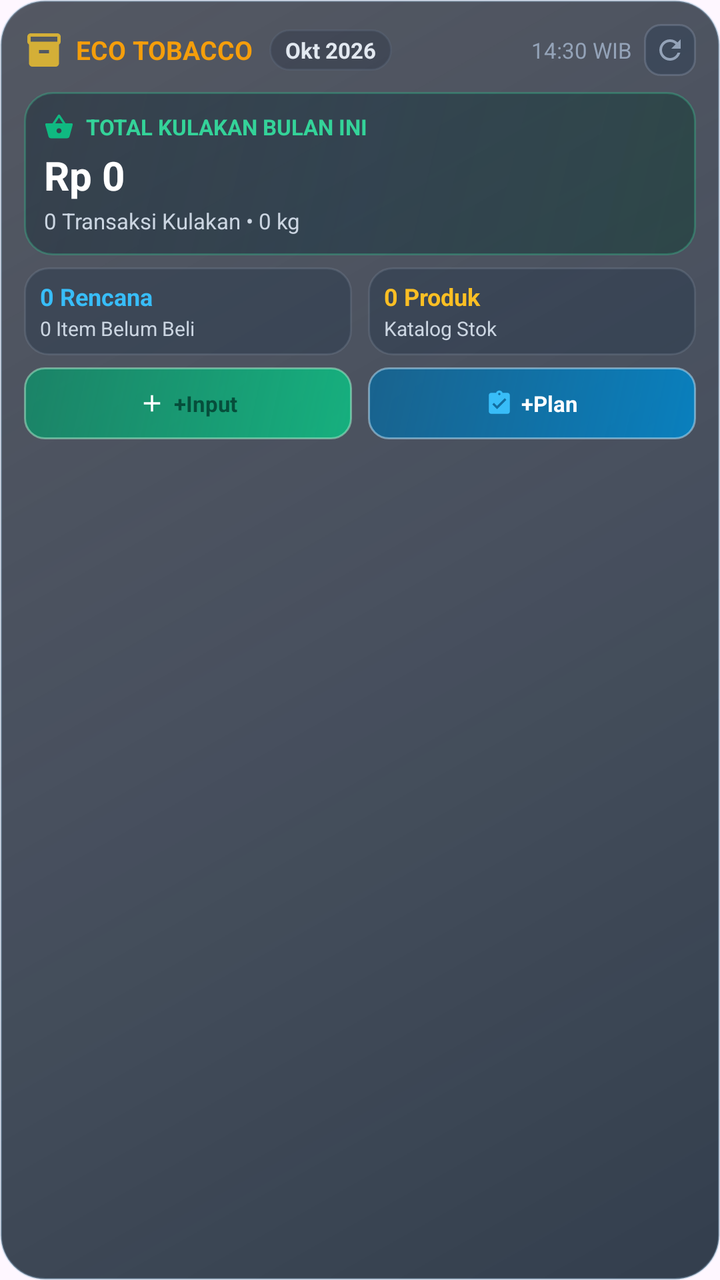
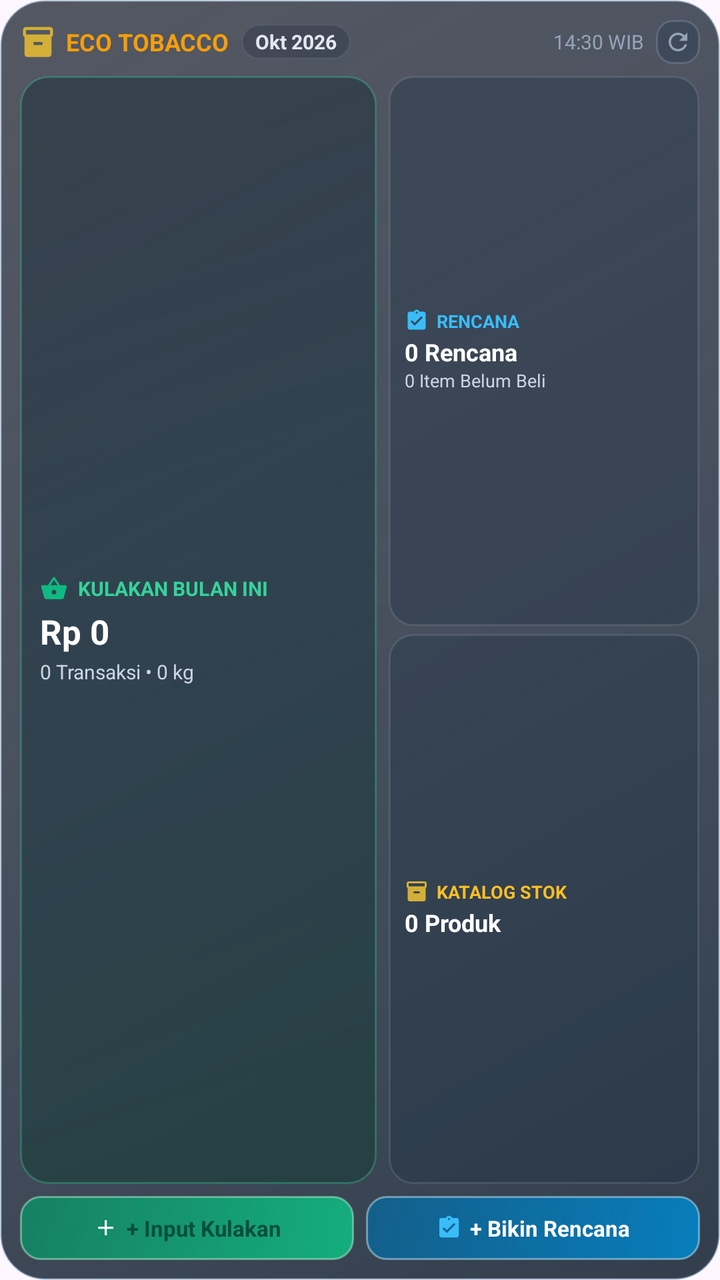

An Android layout rendered at two revisions. The XML below is the earlier revision; the diff shows what the commit changed to produce the second picture.
<!-- AndroidManifest.xml: application theme Theme.EcoTobacco -->
<!-- res/layout/widget_tobacco_dashboard.xml -->
<?xml version="1.0" encoding="utf-8"?>
<LinearLayout xmlns:android="http://schemas.android.com/apk/res/android"
    android:id="@+id/widget_root"
    android:layout_width="match_parent"
    android:layout_height="match_parent"
    android:background="@drawable/widget_background"
    android:orientation="vertical"
    android:padding="12dp">

    
    <LinearLayout
        android:id="@+id/widget_header"
        android:layout_width="match_parent"
        android:layout_height="wrap_content"
        android:gravity="center_vertical"
        android:orientation="horizontal">

        <ImageView
            android:layout_width="20dp"
            android:layout_height="20dp"
            android:contentDescription="@string/app_name"
            android:src="@drawable/ic_widget_inventory" />

        <TextView
            android:layout_width="wrap_content"
            android:layout_height="wrap_content"
            android:layout_marginStart="6dp"
            android:ellipsize="end"
            android:maxLines="1"
            android:singleLine="true"
            android:text="ECO TOBACCO"
            android:textColor="#F59E0B"
            android:textSize="13sp"
            android:textStyle="bold" />

        <TextView
            android:id="@+id/widget_tv_month_badge"
            android:layout_width="wrap_content"
            android:layout_height="wrap_content"
            android:layout_marginStart="8dp"
            android:background="@drawable/widget_badge_bg"
            android:ellipsize="end"
            android:maxLines="1"
            android:paddingHorizontal="8dp"
            android:paddingVertical="3dp"
            android:singleLine="true"
            android:text="Okt 2026"
            android:textColor="#E2E8F0"
            android:textSize="11sp"
            android:textStyle="bold" />

        <FrameLayout
            android:layout_width="0dp"
            android:layout_height="1dp"
            android:layout_weight="1" />

        <TextView
            android:id="@+id/widget_tv_last_update"
            android:layout_width="wrap_content"
            android:layout_height="wrap_content"
            android:layout_marginEnd="6dp"
            android:ellipsize="end"
            android:maxLines="1"
            android:singleLine="true"
            android:text="14:30 WIB"
            android:textColor="#94A3B8"
            android:textSize="11sp" />

        <ImageView
            android:id="@+id/btn_widget_refresh"
            android:layout_width="26dp"
            android:layout_height="26dp"
            android:background="@drawable/widget_btn_bg"
            android:contentDescription="Segarkan Data"
            android:padding="5dp"
            android:src="@drawable/ic_widget_refresh" />
    </LinearLayout>

    
    <LinearLayout
        android:id="@+id/card_widget_hero"
        android:layout_width="match_parent"
        android:layout_height="wrap_content"
        android:layout_marginTop="8dp"
        android:background="@drawable/widget_hero_card_bg"
        android:orientation="vertical"
        android:padding="10dp">

        <LinearLayout
            android:layout_width="match_parent"
            android:layout_height="wrap_content"
            android:gravity="center_vertical"
            android:orientation="horizontal">

            <ImageView
                android:layout_width="15dp"
                android:layout_height="15dp"
                android:contentDescription="Kulakan"
                android:src="@drawable/ic_widget_cart" />

            <TextView
                android:layout_width="wrap_content"
                android:layout_height="wrap_content"
                android:layout_marginStart="6dp"
                android:ellipsize="end"
                android:maxLines="1"
                android:singleLine="true"
                android:text="TOTAL KULAKAN BULAN INI"
                android:textColor="#34D399"
                android:textSize="11sp"
                android:textStyle="bold" />
        </LinearLayout>

        <TextView
            android:id="@+id/widget_tv_total_kulakan_amount"
            android:layout_width="wrap_content"
            android:layout_height="wrap_content"
            android:layout_marginTop="3dp"
            android:ellipsize="end"
            android:maxLines="1"
            android:singleLine="true"
            android:text="Rp 0"
            android:textColor="#FFFFFF"
            android:textSize="20sp"
            android:textStyle="bold" />

        <TextView
            android:id="@+id/widget_tv_kulakan_stats"
            android:layout_width="wrap_content"
            android:layout_height="wrap_content"
            android:layout_marginTop="2dp"
            android:ellipsize="end"
            android:maxLines="1"
            android:singleLine="true"
            android:text="0 Transaksi Kulakan • 0 kg"
            android:textColor="#CBD5E1"
            android:textSize="11sp" />
    </LinearLayout>

    
    <LinearLayout
        android:layout_width="match_parent"
        android:layout_height="wrap_content"
        android:layout_marginTop="6dp"
        android:layout_marginBottom="6dp"
        android:baselineAligned="false"
        android:orientation="horizontal">

        
        <LinearLayout
            android:id="@+id/card_widget_plans"
            android:layout_width="0dp"
            android:layout_height="44dp"
            android:layout_marginEnd="4dp"
            android:layout_weight="1"
            android:background="@drawable/widget_card_bg"
            android:gravity="center_vertical"
            android:orientation="vertical"
            android:paddingHorizontal="8dp"
            android:paddingVertical="4dp">

            <TextView
                android:id="@+id/widget_tv_active_plans"
                android:layout_width="wrap_content"
                android:layout_height="wrap_content"
                android:ellipsize="end"
                android:maxLines="1"
                android:singleLine="true"
                android:text="0 Rencana"
                android:textColor="#38BDF8"
                android:textSize="12sp"
                android:textStyle="bold" />

            <TextView
                android:id="@+id/widget_tv_plan_items"
                android:layout_width="wrap_content"
                android:layout_height="wrap_content"
                android:layout_marginTop="1dp"
                android:ellipsize="end"
                android:maxLines="1"
                android:singleLine="true"
                android:text="0 Item Belum Beli"
                android:textColor="#CBD5E1"
                android:textSize="10sp" />
        </LinearLayout>

        
        <LinearLayout
            android:id="@+id/card_widget_stock"
            android:layout_width="0dp"
            android:layout_height="44dp"
            android:layout_marginStart="4dp"
            android:layout_weight="1"
            android:background="@drawable/widget_card_bg"
            android:gravity="center_vertical"
            android:orientation="vertical"
            android:paddingHorizontal="8dp"
            android:paddingVertical="4dp">

            <TextView
                android:id="@+id/widget_tv_total_products"
                android:layout_width="wrap_content"
                android:layout_height="wrap_content"
                android:ellipsize="end"
                android:maxLines="1"
                android:singleLine="true"
                android:text="0 Produk"
                android:textColor="#FBBF24"
                android:textSize="12sp"
                android:textStyle="bold" />

            <TextView
                android:layout_width="wrap_content"
                android:layout_height="wrap_content"
                android:layout_marginTop="1dp"
                android:ellipsize="end"
                android:maxLines="1"
                android:singleLine="true"
                android:text="Katalog Stok"
                android:textColor="#CBD5E1"
                android:textSize="10sp" />
        </LinearLayout>
    </LinearLayout>

    
    <LinearLayout
        android:layout_width="match_parent"
        android:layout_height="36dp"
        android:orientation="horizontal">

        
        <LinearLayout
            android:id="@+id/btn_widget_input_kulakan"
            android:layout_width="0dp"
            android:layout_height="match_parent"
            android:layout_marginEnd="4dp"
            android:layout_weight="1"
            android:background="@drawable/widget_btn_kulakan_bg"
            android:gravity="center"
            android:orientation="horizontal"
            android:paddingHorizontal="6dp">

            <ImageView
                android:layout_width="14dp"
                android:layout_height="14dp"
                android:contentDescription="Input Kulakan"
                android:src="@drawable/ic_widget_add" />

            <TextView
                android:layout_width="wrap_content"
                android:layout_height="wrap_content"
                android:layout_marginStart="4dp"
                android:ellipsize="end"
                android:maxLines="1"
                android:singleLine="true"
                android:text="+Input"
                android:textColor="#064E3B"
                android:textSize="11sp"
                android:textStyle="bold" />
        </LinearLayout>

        
        <LinearLayout
            android:id="@+id/btn_widget_bikin_rencana"
            android:layout_width="0dp"
            android:layout_height="match_parent"
            android:layout_marginStart="4dp"
            android:layout_weight="1"
            android:background="@drawable/widget_btn_plan_bg"
            android:gravity="center"
            android:orientation="horizontal"
            android:paddingHorizontal="6dp">

            <ImageView
                android:layout_width="14dp"
                android:layout_height="14dp"
                android:contentDescription="Bikin Rencana"
                android:src="@drawable/ic_widget_plan" />

            <TextView
                android:layout_width="wrap_content"
                android:layout_height="wrap_content"
                android:layout_marginStart="4dp"
                android:ellipsize="end"
                android:maxLines="1"
                android:singleLine="true"
                android:text="+Plan"
                android:textColor="#FFFFFF"
                android:textSize="11sp"
                android:textStyle="bold" />
        </LinearLayout>
    </LinearLayout>
</LinearLayout>
<!-- resources referenced by this layout -->
<resources>
  <!-- drawable ic_widget_add (drawable) -->
  <vector xmlns:android="http://schemas.android.com/apk/res/android"
      android:width="24dp"
      android:height="24dp"
      android:viewportWidth="24"
      android:viewportHeight="24">
      <path
          android:fillColor="#FFFFFFFF"
          android:pathData="M19,13h-6v6h-2v-6H5v-2h6V5h2v6h6v2z" />
  </vector>
  <!-- drawable ic_widget_inventory (drawable) -->
  <vector xmlns:android="http://schemas.android.com/apk/res/android"
      android:width="24dp"
      android:height="24dp"
      android:viewportWidth="24"
      android:viewportHeight="24">
      <path
          android:fillColor="#FFD4AF37"
          android:pathData="M20,2H4C2.9,2 2,2.9 2,4v3.01C2,7.73 2.43,8.35 3,8.7V20c0,1.1 0.9,2 2,2h14c1.1,0 2,-0.9 2,-2V8.7c0.57,-0.35 1,-0.97 1,-1.69V4c0,-1.1 -0.9,-2 -2,-2zm-5,12H9v-2h6v2zm5,-7H4V4h16v3z" />
  </vector>
  <!-- drawable widget_background (drawable) -->
  <?xml version="1.0" encoding="utf-8"?>
  <shape xmlns:android="http://schemas.android.com/apk/res/android"
      android:shape="rectangle">
      
      <gradient
          android:angle="135"
          android:startColor="#D90F1E2E"
          android:centerColor="#C4111E2E"
          android:endColor="#B30B1420"
          android:type="linear" />
      <corners android:radius="22dp" />
      <stroke
          android:width="1dp"
          android:color="#598CB4D2" />
  </shape>
  <!-- drawable widget_badge_bg (drawable) -->
  <?xml version="1.0" encoding="utf-8"?>
  <shape xmlns:android="http://schemas.android.com/apk/res/android"
      android:shape="rectangle">
      
      <solid android:color="#4D1E293B" />
      <corners android:radius="20dp" />
      <stroke
          android:width="1dp"
          android:color="#4064748B" />
  </shape>
  <!-- drawable widget_btn_bg (drawable) -->
  <?xml version="1.0" encoding="utf-8"?>
  <shape xmlns:android="http://schemas.android.com/apk/res/android"
      android:shape="rectangle">
      
      <solid android:color="#5920364F" />
      <corners android:radius="8dp" />
      <stroke
          android:width="1dp"
          android:color="#4D94A3B8" />
  </shape>
  <!-- drawable widget_btn_kulakan_bg (drawable) -->
  <?xml version="1.0" encoding="utf-8"?>
  <shape xmlns:android="http://schemas.android.com/apk/res/android"
      android:shape="rectangle">
      
      <gradient
          android:angle="135"
          android:startColor="#E610B981"
          android:endColor="#B3059669"
          android:type="linear" />
      <corners android:radius="10dp" />
      <stroke
          android:width="1dp"
          android:color="#80A7F3D0" />
  </shape>
  <!-- drawable widget_btn_plan_bg (drawable) -->
  <?xml version="1.0" encoding="utf-8"?>
  <shape xmlns:android="http://schemas.android.com/apk/res/android"
      android:shape="rectangle">
      
      <gradient
          android:angle="135"
          android:startColor="#E60284C7"
          android:endColor="#B30369A1"
          android:type="linear" />
      <corners android:radius="10dp" />
      <stroke
          android:width="1dp"
          android:color="#80BAE6FD" />
  </shape>
  <!-- drawable widget_card_bg (drawable) -->
  <?xml version="1.0" encoding="utf-8"?>
  <shape xmlns:android="http://schemas.android.com/apk/res/android"
      android:shape="rectangle">
      
      <solid android:color="#591A2E44" />
      <corners android:radius="12dp" />
      <stroke
          android:width="1dp"
          android:color="#3394A3B8" />
  </shape>
  <string name="app_name">ECO TOBACCO</string>
  <style name="Theme.EcoTobacco" parent="Theme.Material3.DayNight.NoActionBar">
          <item name="android:statusBarColor">@android:color/transparent</item>
          <item name="android:navigationBarColor">@android:color/transparent</item>
          <item name="android:windowLightStatusBar">true</item>
      </style>
  <!-- unchanged entries left out for length: 4 -->
</resources>

<!-- the commit's change to res/layout/widget_tobacco_dashboard.xml (unified diff, before → after) -->
@@ -5,7 +5,7 @@
     android:layout_height="match_parent"
     android:background="@drawable/widget_background"
     android:orientation="vertical"
-    android:padding="12dp">
+    android:padding="10dp">
 
     
     <LinearLayout
@@ -16,37 +16,37 @@
         android:orientation="horizontal">
 
         <ImageView
-            android:layout_width="20dp"
-            android:layout_height="20dp"
+            android:layout_width="18dp"
+            android:layout_height="18dp"
             android:contentDescription="@string/app_name"
             android:src="@drawable/ic_widget_inventory" />
 
         <TextView
             android:layout_width="wrap_content"
             android:layout_height="wrap_content"
-            android:layout_marginStart="6dp"
+            android:layout_marginStart="5dp"
             android:ellipsize="end"
             android:maxLines="1"
             android:singleLine="true"
             android:text="ECO TOBACCO"
             android:textColor="#F59E0B"
-            android:textSize="13sp"
+            android:textSize="12sp"
             android:textStyle="bold" />
 
         <TextView
             android:id="@+id/widget_tv_month_badge"
             android:layout_width="wrap_content"
             android:layout_height="wrap_content"
-            android:layout_marginStart="8dp"
+            android:layout_marginStart="6dp"
             android:background="@drawable/widget_badge_bg"
             android:ellipsize="end"
             android:maxLines="1"
-            android:paddingHorizontal="8dp"
-            android:paddingVertical="3dp"
+            android:paddingHorizontal="7dp"
+            android:paddingVertical="2dp"
             android:singleLine="true"
             android:text="Okt 2026"
             android:textColor="#E2E8F0"
-            android:textSize="11sp"
+            android:textSize="10sp"
             android:textStyle="bold" />
 
         <FrameLayout
@@ -64,83 +64,23 @@
             android:singleLine="true"
             android:text="14:30 WIB"
             android:textColor="#94A3B8"
-            android:textSize="11sp" />
+            android:textSize="10sp" />
 
         <ImageView
             android:id="@+id/btn_widget_refresh"
-            android:layout_width="26dp"
-            android:layout_height="26dp"
+            android:layout_width="22dp"
+            android:layout_height="22dp"
             android:background="@drawable/widget_btn_bg"
             android:contentDescription="Segarkan Data"
-            android:padding="5dp"
+            android:padding="4dp"
             android:src="@drawable/ic_widget_refresh" />
-    </LinearLayout>
-
-    
-    <LinearLayout
-        android:id="@+id/card_widget_hero"
-        android:layout_width="match_parent"
-        android:layout_height="wrap_content"
-        android:layout_marginTop="8dp"
-        android:background="@drawable/widget_hero_card_bg"
-        android:orientation="vertical"
-        android:padding="10dp">
-
-        <LinearLayout
-            android:layout_width="match_parent"
-            android:layout_height="wrap_content"
-            android:gravity="center_vertical"
-            android:orientation="horizontal">
-
-            <ImageView
-                android:layout_width="15dp"
-                android:layout_height="15dp"
-                android:contentDescription="Kulakan"
-                android:src="@drawable/ic_widget_cart" />
-
-            <TextView
-                android:layout_width="wrap_content"
-                android:layout_height="wrap_content"
-                android:layout_marginStart="6dp"
-                android:ellipsize="end"
-                android:maxLines="1"
-                android:singleLine="true"
-                android:text="TOTAL KULAKAN BULAN INI"
-                android:textColor="#34D399"
-                android:textSize="11sp"
-                android:textStyle="bold" />
-        </LinearLayout>
-
-        <TextView
-            android:id="@+id/widget_tv_total_kulakan_amount"
-            android:layout_width="wrap_content"
-            android:layout_height="wrap_content"
-            android:layout_marginTop="3dp"
-            android:ellipsize="end"
-            android:maxLines="1"
-            android:singleLine="true"
-            android:text="Rp 0"
-            android:textColor="#FFFFFF"
-            android:textSize="20sp"
-            android:textStyle="bold" />
-
-        <TextView
-            android:id="@+id/widget_tv_kulakan_stats"
-            android:layout_width="wrap_content"
-            android:layout_height="wrap_content"
-            android:layout_marginTop="2dp"
-            android:ellipsize="end"
-            android:maxLines="1"
-            android:singleLine="true"
-            android:text="0 Transaksi Kulakan • 0 kg"
-            android:textColor="#CBD5E1"
-            android:textSize="11sp" />
     </LinearLayout>
 
     
     <LinearLayout
         android:layout_width="match_parent"
-        android:layout_height="wrap_content"
+        android:layout_height="0dp"
+        android:layout_weight="1"
         android:layout_marginTop="6dp"
         android:layout_marginBottom="6dp"
         android:baselineAligned="false"
@@ -148,84 +88,195 @@
 
         
         <LinearLayout
-            android:id="@+id/card_widget_plans"
-            android:layout_width="0dp"
-            android:layout_height="44dp"
-            android:layout_marginEnd="4dp"
-            android:layout_weight="1"
-            android:background="@drawable/widget_card_bg"
+            android:id="@+id/card_widget_hero"
+            android:layout_width="0dp"
+            android:layout_height="match_parent"
+            android:layout_weight="1.15"
+            android:background="@drawable/widget_hero_card_bg"
             android:gravity="center_vertical"
             android:orientation="vertical"
-            android:paddingHorizontal="8dp"
-            android:paddingVertical="4dp">
+            android:paddingHorizontal="10dp"
+            android:paddingVertical="8dp">
+
+            <LinearLayout
+                android:layout_width="match_parent"
+                android:layout_height="wrap_content"
+                android:gravity="center_vertical"
+                android:orientation="horizontal">
+
+                <ImageView
+                    android:layout_width="14dp"
+                    android:layout_height="14dp"
+                    android:contentDescription="Kulakan"
+                    android:src="@drawable/ic_widget_cart" />
+
+                <TextView
+                    android:layout_width="wrap_content"
+                    android:layout_height="wrap_content"
+                    android:layout_marginStart="5dp"
+                    android:ellipsize="end"
+                    android:maxLines="1"
+                    android:singleLine="true"
+                    android:text="KULAKAN BULAN INI"
+                    android:textColor="#34D399"
+                    android:textSize="10sp"
+                    android:textStyle="bold" />
+            </LinearLayout>
 
             <TextView
-                android:id="@+id/widget_tv_active_plans"
+                android:id="@+id/widget_tv_total_kulakan_amount"
                 android:layout_width="wrap_content"
                 android:layout_height="wrap_content"
+                android:layout_marginTop="3dp"
                 android:ellipsize="end"
                 android:maxLines="1"
                 android:singleLine="true"
-                android:text="0 Rencana"
-                android:textColor="#38BDF8"
-                android:textSize="12sp"
+                android:text="Rp 0"
+                android:textColor="#FFFFFF"
+                android:textSize="17sp"
                 android:textStyle="bold" />
 
             <TextView
-                android:id="@+id/widget_tv_plan_items"
+                android:id="@+id/widget_tv_kulakan_stats"
                 android:layout_width="wrap_content"
                 android:layout_height="wrap_content"
-                android:layout_marginTop="1dp"
+                android:layout_marginTop="2dp"
                 android:ellipsize="end"
                 android:maxLines="1"
                 android:singleLine="true"
-                android:text="0 Item Belum Beli"
+                android:text="0 Transaksi • 0 kg"
                 android:textColor="#CBD5E1"
                 android:textSize="10sp" />
         </LinearLayout>
 
         
         <LinearLayout
-            android:id="@+id/card_widget_stock"
-            android:layout_width="0dp"
-            android:layout_height="44dp"
-            android:layout_marginStart="4dp"
-            android:layout_weight="1"
-            android:background="@drawable/widget_card_bg"
-            android:gravity="center_vertical"
-            android:orientation="vertical"
-            android:paddingHorizontal="8dp"
-            android:paddingVertical="4dp">
-
-            <TextView
-                android:id="@+id/widget_tv_total_products"
-                android:layout_width="wrap_content"
-                android:layout_height="wrap_content"
-                android:ellipsize="end"
-                android:maxLines="1"
-                android:singleLine="true"
-                android:text="0 Produk"
-                android:textColor="#FBBF24"
-                android:textSize="12sp"
-                android:textStyle="bold" />
-
-            <TextView
-                android:layout_width="wrap_content"
-                android:layout_height="wrap_content"
-                android:layout_marginTop="1dp"
-                android:ellipsize="end"
-                android:maxLines="1"
-                android:singleLine="true"
-                android:text="Katalog Stok"
-                android:textColor="#CBD5E1"
-                android:textSize="10sp" />
+            android:layout_width="0dp"
+            android:layout_height="match_parent"
+            android:layout_marginStart="6dp"
+            android:layout_weight="1.0"
+            android:orientation="vertical">
+
+            
+            <LinearLayout
+                android:id="@+id/card_widget_plans"
+                android:layout_width="match_parent"
+                android:layout_height="0dp"
+                android:layout_weight="1"
+                android:background="@drawable/widget_card_bg"
+                android:gravity="center_vertical"
+                android:orientation="vertical"
+                android:paddingHorizontal="8dp"
+                android:paddingVertical="4dp">
+
+                <LinearLayout
+                    android:layout_width="match_parent"
+                    android:layout_height="wrap_content"
+                    android:gravity="center_vertical"
+                    android:orientation="horizontal">
+
+                    <ImageView
+                        android:layout_width="12dp"
+                        android:layout_height="12dp"
+                        android:contentDescription="Rencana"
+                        android:src="@drawable/ic_widget_plan" />
+
+                    <TextView
+                        android:layout_width="wrap_content"
+                        android:layout_height="wrap_content"
+                        android:layout_marginStart="4dp"
+                        android:ellipsize="end"
+                        android:maxLines="1"
+                        android:singleLine="true"
+                        android:text="RENCANA"
+                        android:textColor="#38BDF8"
+                        android:textSize="9sp"
+                        android:textStyle="bold" />
+                </LinearLayout>
+
+                <TextView
+                    android:id="@+id/widget_tv_active_plans"
+                    android:layout_width="wrap_content"
+                    android:layout_height="wrap_content"
+                    android:layout_marginTop="1dp"
+                    android:ellipsize="end"
+                    android:maxLines="1"
+                    android:singleLine="true"
+                    android:text="0 Rencana"
+                    android:textColor="#FFFFFF"
+                    android:textSize="12sp"
+                    android:textStyle="bold" />
+
+                <TextView
+                    android:id="@+id/widget_tv_plan_items"
+                    android:layout_width="wrap_content"
+                    android:layout_height="wrap_content"
+                    android:ellipsize="end"
+                    android:maxLines="1"
+                    android:singleLine="true"
+                    android:text="0 Item Belum Beli"
+                    android:textColor="#CBD5E1"
+                    android:textSize="9sp" />
+            </LinearLayout>
+
+            
+            <LinearLayout
+                android:id="@+id/card_widget_stock"
+                android:layout_width="match_parent"
+                android:layout_height="0dp"
+                android:layout_marginTop="4dp"
+                android:layout_weight="1"
+                android:background="@drawable/widget_card_bg"
+                android:gravity="center_vertical"
+                android:orientation="vertical"
+                android:paddingHorizontal="8dp"
+                android:paddingVertical="4dp">
+
+                <LinearLayout
+                    android:layout_width="match_parent"
+                    android:layout_height="wrap_content"
+                    android:gravity="center_vertical"
+                    android:orientation="horizontal">
+
+                    <ImageView
+                        android:layout_width="12dp"
+                        android:layout_height="12dp"
+                        android:contentDescription="Stok"
+                        android:src="@drawable/ic_widget_inventory" />
+
+                    <TextView
+                        android:layout_width="wrap_content"
+                        android:layout_height="wrap_content"
+                        android:layout_marginStart="4dp"
+                        android:ellipsize="end"
+                        android:maxLines="1"
+                        android:singleLine="true"
+                        android:text="KATALOG STOK"
+                        android:textColor="#FBBF24"
+                        android:textSize="9sp"
+                        android:textStyle="bold" />
+                </LinearLayout>
+
+                <TextView
+                    android:id="@+id/widget_tv_total_products"
+                    android:layout_width="wrap_content"
+                    android:layout_height="wrap_content"
+                    android:layout_marginTop="1dp"
+                    android:ellipsize="end"
+                    android:maxLines="1"
+                    android:singleLine="true"
+                    android:text="0 Produk"
+                    android:textColor="#FFFFFF"
+                    android:textSize="12sp"
+                    android:textStyle="bold" />
+            </LinearLayout>
         </LinearLayout>
     </LinearLayout>
 
     
     <LinearLayout
         android:layout_width="match_parent"
-        android:layout_height="36dp"
+        android:layout_height="32dp"
         android:orientation="horizontal">
 
         
@@ -233,7 +284,7 @@
             android:id="@+id/btn_widget_input_kulakan"
             android:layout_width="0dp"
             android:layout_height="match_parent"
-            android:layout_marginEnd="4dp"
+            android:layout_marginEnd="3dp"
             android:layout_weight="1"
             android:background="@drawable/widget_btn_kulakan_bg"
             android:gravity="center"
@@ -241,8 +292,8 @@
             android:paddingHorizontal="6dp">
 
             <ImageView
-                android:layout_width="14dp"
-                android:layout_height="14dp"
+                android:layout_width="13dp"
+                android:layout_height="13dp"
                 android:contentDescription="Input Kulakan"
                 android:src="@drawable/ic_widget_add" />
 
@@ -253,7 +304,7 @@
                 android:ellipsize="end"
                 android:maxLines="1"
                 android:singleLine="true"
-                android:text="+Input"
+                android:text="+ Input Kulakan"
                 android:textColor="#064E3B"
                 android:textSize="11sp"
                 android:textStyle="bold" />
@@ -264,7 +315,7 @@
             android:id="@+id/btn_widget_bikin_rencana"
             android:layout_width="0dp"
             android:layout_height="match_parent"
-            android:layout_marginStart="4dp"
+            android:layout_marginStart="3dp"
             android:layout_weight="1"
             android:background="@drawable/widget_btn_plan_bg"
             android:gravity="center"
@@ -272,8 +323,8 @@
             android:paddingHorizontal="6dp">
 
             <ImageView
-                android:layout_width="14dp"
-                android:layout_height="14dp"
+                android:layout_width="13dp"
+                android:layout_height="13dp"
                 android:contentDescription="Bikin Rencana"
                 android:src="@drawable/ic_widget_plan" />
 
@@ -284,7 +335,7 @@
                 android:ellipsize="end"
                 android:maxLines="1"
                 android:singleLine="true"
-                android:text="+Plan"
+                android:text="+ Bikin Rencana"
                 android:textColor="#FFFFFF"
                 android:textSize="11sp"
                 android:textStyle="bold" />
